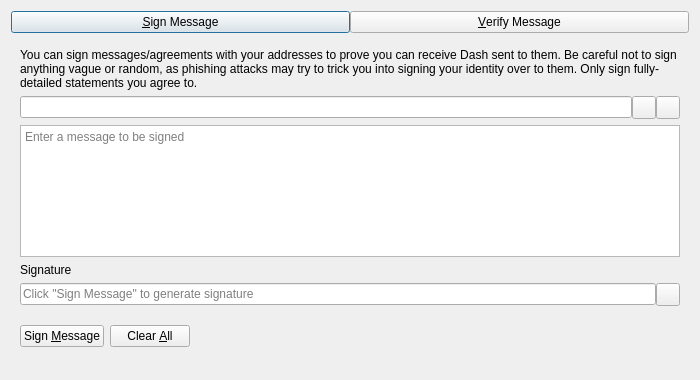
gogryphon/gryphoonmoon, file src/qt/forms/signverifymessagedialog.ui: the form before one commit.
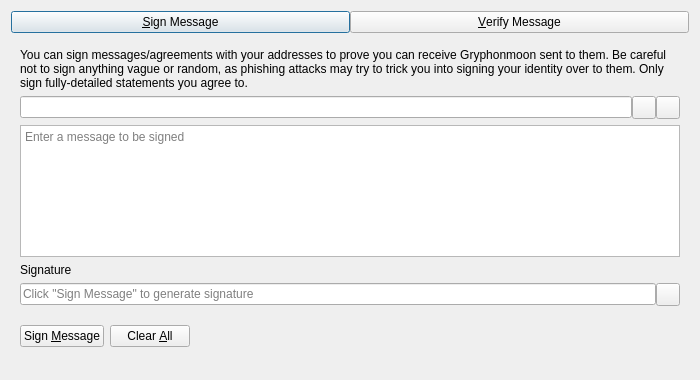
The form after the commit. Custom widgets are drawn as their Qt base class.

What changed in the file:
```diff
--- a/src/qt/forms/signverifymessagedialog.ui
+++ b/src/qt/forms/signverifymessagedialog.ui
@@ -63,7 +63,7 @@
        <item>
         <widget class="QLabel" name="infoLabel_SM">
          <property name="text">
-          <string>You can sign messages/agreements with your addresses to prove you can receive Dash sent to them. Be careful not to sign anything vague or random, as phishing attacks may try to trick you into signing your identity over to them. Only sign fully-detailed statements you agree to.</string>
+          <string>You can sign messages/agreements with your addresses to prove you can receive Gryphonmoon sent to them. Be careful not to sign anything vague or random, as phishing attacks may try to trick you into signing your identity over to them. Only sign fully-detailed statements you agree to.</string>
          </property>
          <property name="textFormat">
           <enum>Qt::PlainText</enum>
```
Left out of the diff: 10 changed lines with no effect on the pictures.
